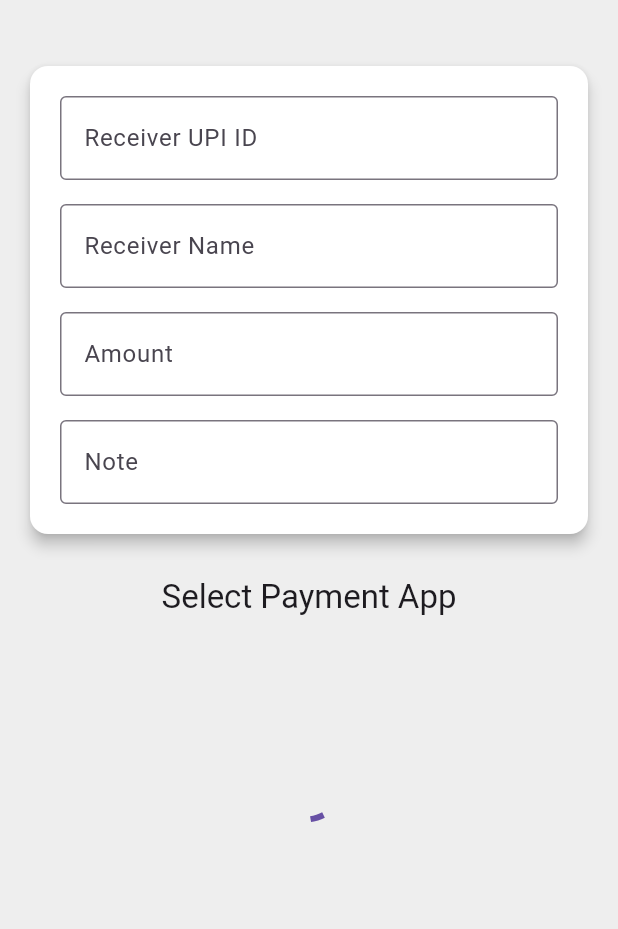
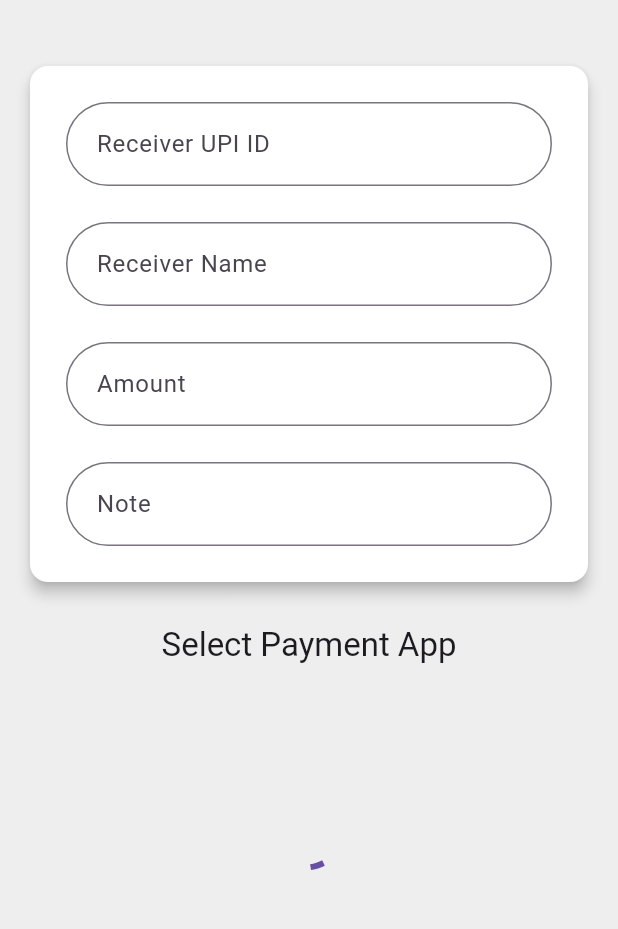
Before and after one commit to ikrishnag/test-upi-integration, a Flutter app: the screen it shows after launch, on a phone screen of 412 x 824 dp, the part 84-1013 px from its top. Run offline on Flutter 3.47's test engine with Material 3 defaults, Android fonts, the phone set to English and light mode, and no system bars; missing offline and left inert: upi_india.

```diff
--- a/lib/home_page.dart
+++ b/lib/home_page.dart
@@ -174,40 +174,60 @@ class HomePageState extends State<HomePage> {
                     child: Column(
                       children: [
                         // Receiver UPI ID input
-                        TextField(
+                        Padding(
+                          padding: const EdgeInsets.all(4.0),
+                          child: TextField(
                             controller: _receiverUpiIdController,
                             decoration: const InputDecoration(
-                            labelText: 'Receiver UPI ID',
-                            border: OutlineInputBorder(),
+                              labelText: ' Receiver UPI ID',
+                              border: OutlineInputBorder(
+                                  borderRadius:
+                                      BorderRadius.all(Radius.circular(30))),
+                            ),
                           ),
                         ),
                         const SizedBox(height: 16),
                         // Receiver Name input
-                        TextField(
+                        Padding(
+                          padding: const EdgeInsets.all(4.0),
+                          child: TextField(
                             controller: _receiverNameController,
                             decoration: const InputDecoration(
-                            labelText: 'Receiver Name',
-                            border: OutlineInputBorder(),
+                              labelText: ' Receiver Name',
+                              border: OutlineInputBorder(
+                                  borderRadius:
+                                      BorderRadius.all(Radius.circular(30))),
+                            ),
                           ),
                         ),
 
                         const SizedBox(height: 16),
                         // Amount input
-                        TextField(
+                        Padding(
+                          padding: const EdgeInsets.all(4.0),
+                          child: TextField(
                             controller: _amountController,
                             decoration: const InputDecoration(
-                            labelText: 'Amount',
-                            border: OutlineInputBorder(),
+                              labelText: ' Amount',
+                              border: OutlineInputBorder(
+                                  borderRadius:
+                                      BorderRadius.all(Radius.circular(30))),
                             ),
                             keyboardType: TextInputType.number,
                           ),
+                        ),
                         const SizedBox(height: 16),
                         // Note input
-                        TextField(
+                        Padding(
+                          padding: const EdgeInsets.all(4.0),
+                          child: TextField(
                             controller: _noteController,
                             decoration: const InputDecoration(
-                            labelText: 'Note',
-                            border: OutlineInputBorder(),
+                              labelText: ' Note',
+                              border: OutlineInputBorder(
+                                  borderRadius:
+                                      BorderRadius.all(Radius.circular(30))),
+                            ),
                           ),
                         ),
                       ],
```
Lines whose indentation alone changed are shown as unchanged.
